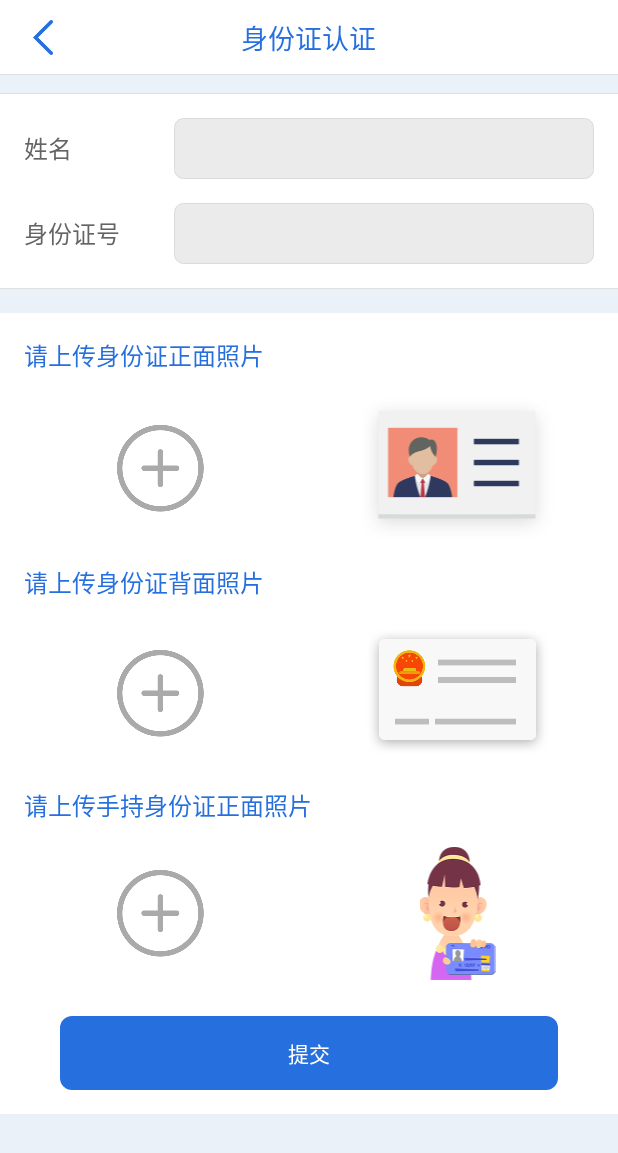
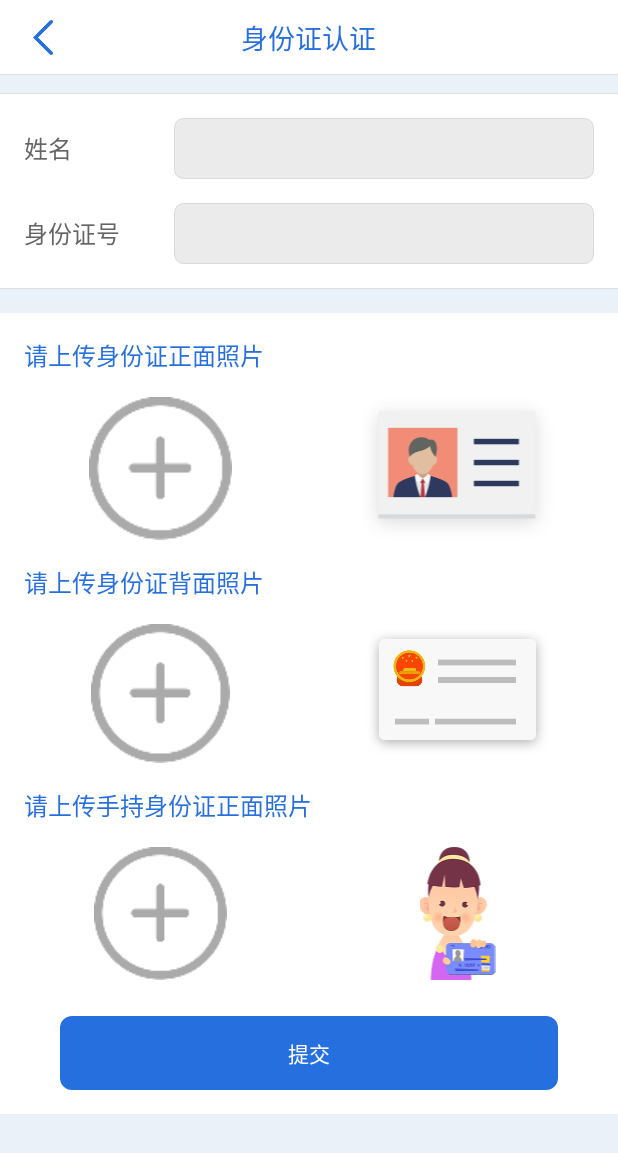
Before and after one commit to ck227/QianQian, an Android app: the CheckIdActivity screen opened directly, with no data from a screen before it, on a phone screen of 412 x 824 dp. Shown: the top 1153 px of the screen. Run offline under Robolectric (Android 15) with nearby library versions, the phone set to English and light mode, and no system bars; our stand-ins replace ButterKnife; libraries missing offline, so code that uses them is left out: com.tbruyelle.rxpermissions, rx.functions; pictures from the network do not load.

Commit message:
图片上传/身份证认证

```diff
--- a/app/src/main/java/com/ck/network/NetworkService.java
+++ b/app/src/main/java/com/ck/network/NetworkService.java
@@ -53,8 +53,8 @@ public interface NetworkService {
 
     //上传图片
     @Multipart
-    @POST("upload/uploadImg.html")
-    Observable<HttpResult.UploadPicResponse> uploadPic(@Part("dwrImgs\"; filename=\"ck.png") RequestBody body,@QueryMap Map<String, Object> options);
+    @POST("upload/upload.html")
+    Observable<HttpResult.UploadPicResponse> uploadPic(@Part("file\"; filename=\"ck.png") RequestBody body,@QueryMap Map<String, Object> options);
 
     //添加身份证认证
     @GET("userCard/add.html")
--- a/app/src/main/java/com/ck/qianqian/CheckIdActivity.java
+++ b/app/src/main/java/com/ck/qianqian/CheckIdActivity.java
@@ -225,7 +225,7 @@ public class CheckIdActivity extends BaseActivity {
         dirFile.getParentFile().mkdirs();
         try {
             BufferedOutputStream bos = new BufferedOutputStream(new FileOutputStream(dirFile));
-            bm.compress(Bitmap.CompressFormat.JPEG, 80, bos);
+            bm.compress(Bitmap.CompressFormat.JPEG, 100, bos);
             bos.flush();
             bos.close();
         } catch (IOException e) {
@@ -262,13 +262,13 @@ public class CheckIdActivity extends BaseActivity {
                 if (response.code == 0) {
                     if (type == 1) {
                         frontImgUrl = response.obj;
-                        Glide.with(CheckIdActivity.this).load(frontImgUrl).into(frontImg);
+                        Glide.with(CheckIdActivity.this).load(HttpMethods.BASE_URL + frontImgUrl).into(frontImg);
                     } else if (type == 2) {
                         backImgUrl = response.obj;
-                        Glide.with(CheckIdActivity.this).load(backImgUrl).into(backImg);
+                        Glide.with(CheckIdActivity.this).load(HttpMethods.BASE_URL + backImgUrl).into(backImg);
                     } else if (type == 3) {
                         totalImgUrl = response.obj;
-                        Glide.with(CheckIdActivity.this).load(totalImgUrl).into(personImg);
+                        Glide.with(CheckIdActivity.this).load(HttpMethods.BASE_URL + totalImgUrl).into(personImg);
                     }
                 } else {
                     Utils.showSnackBar(CheckIdActivity.this, titleName, "上传失败");
@@ -288,18 +288,18 @@ public class CheckIdActivity extends BaseActivity {
             Toast.makeText(getApplicationContext(), "请输入身份证号", Toast.LENGTH_SHORT).show();
             return false;
         }
-//        if (frontImgUrl.equals("")) {
-//            Toast.makeText(getApplicationContext(), "请上传身份证正面", Toast.LENGTH_SHORT).show();
-//            return false;
-//        }
-//        if (backImgUrl.equals("")) {
-//            Toast.makeText(getApplicationContext(), "请上传身份证反面", Toast.LENGTH_SHORT).show();
-//            return false;
-//        }
-//        if (totalImgUrl.equals("")) {
-//            Toast.makeText(getApplicationContext(), "请上传手持身份证照片", Toast.LENGTH_SHORT).show();
-//            return false;
-//        }
+        if (frontImgUrl.equals("")) {
+            Toast.makeText(getApplicationContext(), "请上传身份证正面", Toast.LENGTH_SHORT).show();
+            return false;
+        }
+        if (backImgUrl.equals("")) {
+            Toast.makeText(getApplicationContext(), "请上传身份证反面", Toast.LENGTH_SHORT).show();
+            return false;
+        }
+        if (totalImgUrl.equals("")) {
+            Toast.makeText(getApplicationContext(), "请上传手持身份证照片", Toast.LENGTH_SHORT).show();
+            return false;
+        }
         return true;
     }
 
--- a/app/src/main/res/layout/activity_check_id.xml
+++ b/app/src/main/res/layout/activity_check_id.xml
@@ -117,7 +117,7 @@
                     <ImageView
                         android:id="@+id/frontImg"
                         android:layout_width="0dp"
-                        android:layout_height="wrap_content"
+                        android:layout_height="match_parent"
                         android:layout_weight="1"
                         android:src="@mipmap/check_add_photo"/>
 
@@ -147,7 +147,7 @@
                     <ImageView
                         android:id="@+id/backImg"
                         android:layout_width="0dp"
-                        android:layout_height="wrap_content"
+                        android:layout_height="match_parent"
                         android:layout_weight="1"
                         android:src="@mipmap/check_add_photo"/>
 
@@ -178,7 +178,7 @@
                     <ImageView
                         android:id="@+id/personImg"
                         android:layout_width="0dp"
-                        android:layout_height="wrap_content"
+                        android:layout_height="match_parent"
                         android:layout_weight="1"
                         android:src="@mipmap/check_add_photo"/>
 
```
Also changed, not shown: app/src/main/java/com/ck/network/HttpMethods.java (+6 -1 lines), app/src/main/java/com/ck/qianqian/CheckMsgActivity.java (+4 -4 lines).
